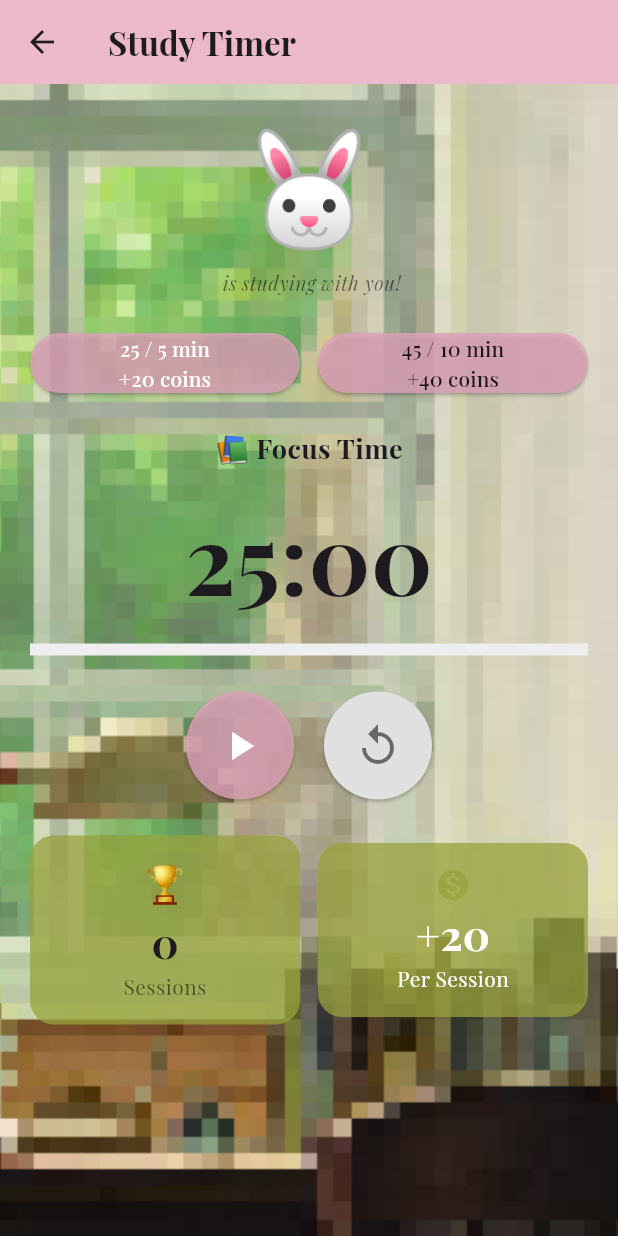
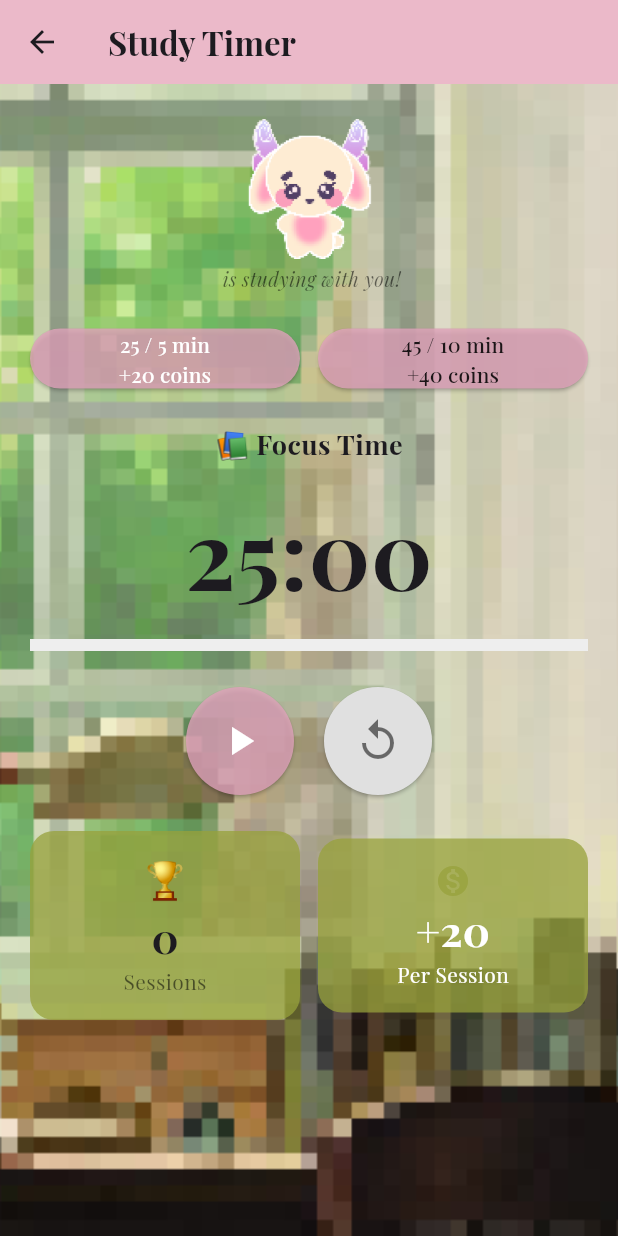
Before and after one commit to brit-dotcom/GWC-Project-7, a Flutter app: the StudyScreen screen opened directly with empty values, on a phone screen of 412 x 824 dp. Run offline on Flutter 3.47's test engine with Material 3 defaults, Android fonts, the light colour scheme and no system bars; our stand-ins replace cloud_firestore, firebase_auth, firebase_core, google_fonts; accounts and stored records are empty.

Commit message:
Edited study_screen.dart page to show the updated pet sprite

```diff
--- a/lib/screens/study_screen.dart
+++ b/lib/screens/study_screen.dart
@@ -43,6 +43,18 @@ class _StudyScreenState extends State<StudyScreen> {
       case PetType.cat:   return '🐱';
       case PetType.deer:  return '🦌';
     }
+  }
+
+  Widget _buildPetSprite() {
+    if (widget.pet.type == PetType.bunny) {
+      final path = switch (widget.pet.level) {
+        PetLevel.baby  => 'assets/bb_b_wings.png',
+        PetLevel.kid   => 'assets/kid_b_wings.png',
+        PetLevel.adult => 'assets/adult_b_wings.png',
+      };
+      return Image.asset(path, width: 100, height: 100);
+    }
+    return Text(_petEmoji, style: const TextStyle(fontSize: 72));
   }
 
   @override
@@ -169,7 +181,7 @@ class _StudyScreenState extends State<StudyScreen> {
         child: Column(
           children: [
             // ── Pet sprite ───────────────────────
-            Text(_petEmoji, style: const TextStyle(fontSize: 72)),
+            _buildPetSprite(),
             Text(
               '${widget.pet.name} is studying with you!',
               style: GoogleFonts.playfairDisplay(
```
